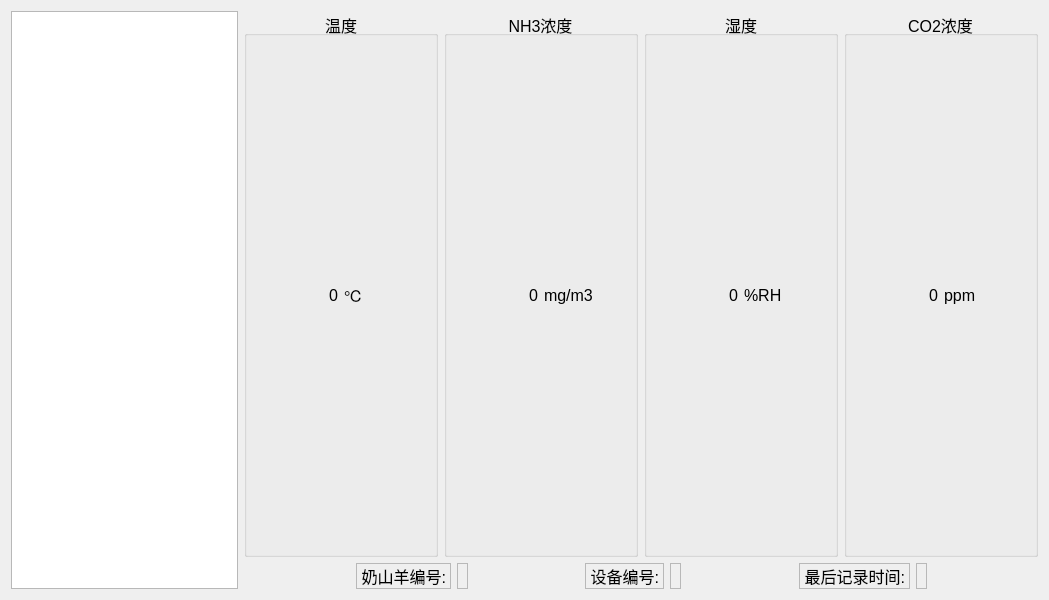
The window that Goat/informationform.ui (po-ppy/NewGoat) describes before a commit, drawn with Qt 5.
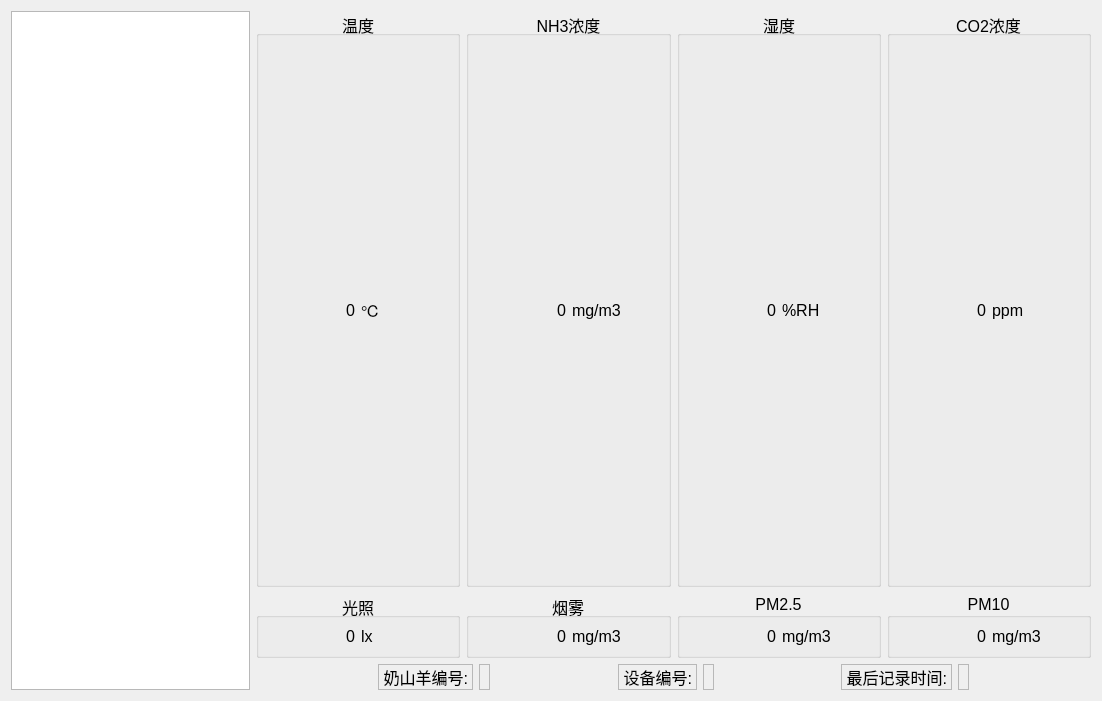
The same window after the commit.

```diff
--- a/Goat/informationform.ui
+++ b/Goat/informationform.ui
@@ -6,8 +6,8 @@
    <rect>
     <x>0</x>
     <y>0</y>
-    <width>1049</width>
-    <height>600</height>
+    <width>1102</width>
+    <height>701</height>
    </rect>
   </property>
   <property name="font">
@@ -18,7 +18,7 @@
   <property name="windowTitle">
    <string>Form</string>
   </property>
-  <layout class="QVBoxLayout" name="verticalLayout_6">
+  <layout class="QVBoxLayout" name="verticalLayout_10">
    <item>
     <layout class="QHBoxLayout" name="horizontalLayout_6" stretch="2,7">
      <item>
@@ -29,7 +29,7 @@
       </widget>
      </item>
      <item>
-      <layout class="QVBoxLayout" name="verticalLayout_5" stretch="1,0,8">
+      <layout class="QVBoxLayout" name="verticalLayout_5" stretch="1,0,0,8">
        <item>
         <layout class="QHBoxLayout" name="horizontalLayout_5">
          <item>
@@ -100,12 +100,21 @@
          </item>
          <item>
           <widget class="QGroupBox" name="groupBox_2">
+           <property name="layoutDirection">
+            <enum>Qt::LeftToRight</enum>
+           </property>
            <property name="title">
             <string>湿度</string>
            </property>
            <property name="alignment">
             <set>Qt::AlignCenter</set>
            </property>
+           <property name="flat">
+            <bool>false</bool>
+           </property>
+           <property name="checkable">
+            <bool>false</bool>
+           </property>
            <layout class="QVBoxLayout" name="verticalLayout_2">
             <item>
              <layout class="QHBoxLayout" name="horizontalLayout_2">
@@ -166,6 +175,142 @@
          </item>
         </layout>
        </item>
+       <item>
+        <layout class="QHBoxLayout" name="horizontalLayout_12">
+         <item>
+          <widget class="QGroupBox" name="groupBox_6">
+           <property name="title">
+            <string>光照</string>
+           </property>
+           <property name="alignment">
+            <set>Qt::AlignCenter</set>
+           </property>
+           <layout class="QVBoxLayout" name="verticalLayout_7">
+            <item>
+             <layout class="QHBoxLayout" name="horizontalLayout_9">
+              <item>
+               <widget class="QLabel" name="wenduLabel_2">
+                <property name="text">
+                 <string>0</string>
+                </property>
+                <property name="alignment">
+                 <set>Qt::AlignRight|Qt::AlignTrailing|Qt::AlignVCenter</set>
+                </property>
+               </widget>
+              </item>
+              <item>
+               <widget class="QLabel" name="label_8">
+                <property name="text">
+                 <string>lx</string>
+                </property>
+               </widget>
+              </item>
+             </layout>
+            </item>
+           </layout>
+          </widget>
+         </item>
+         <item>
+          <widget class="QGroupBox" name="groupBox_8">
+           <property name="title">
+            <string>烟雾</string>
+           </property>
+           <property name="alignment">
+            <set>Qt::AlignCenter</set>
+           </property>
+           <layout class="QVBoxLayout" name="verticalLayout_9">
+            <item>
+             <layout class="QHBoxLayout" name="horizontalLayout_11">
+              <item>
+               <widget class="QLabel" name="anqiLabel_2">
+                <property name="text">
+                 <string>0</string>
+                </property>
+                <property name="alignment">
+                 <set>Qt::AlignRight|Qt::AlignTrailing|Qt::AlignVCenter</set>
+                </property>
+               </widget>
+              </item>
+              <item>
+               <widget class="QLabel" name="label_11">
+                <property name="text">
+                 <string>mg/m3</string>
+                </property>
+               </widget>
+              </item>
+             </layout>
+            </item>
+           </layout>
+          </widget>
+         </item>
+         <item>
+          <widget class="QGroupBox" name="groupBox_7">
+           <property name="title">
+            <string>PM2.5</string>
+           </property>
+           <property name="alignment">
+            <set>Qt::AlignCenter</set>
+           </property>
+           <layout class="QVBoxLayout" name="verticalLayout_8">
+            <item>
+             <layout class="QHBoxLayout" name="horizontalLayout_10">
+              <item>
+               <widget class="QLabel" name="shiduLabel_2">
+                <property name="text">
+                 <string>0</string>
+                </property>
+                <property name="alignment">
+                 <set>Qt::AlignRight|Qt::AlignTrailing|Qt::AlignVCenter</set>
+                </property>
+               </widget>
+              </item>
+              <item>
+               <widget class="QLabel" name="label_10">
+                <property name="text">
+                 <string>mg/m3</string>
+                </property>
+               </widget>
+              </item>
+             </layout>
+            </item>
+           </layout>
+          </widget>
+         </item>
+         <item>
+          <widget class="QGroupBox" name="groupBox_5">
+           <property name="title">
+            <string>PM10</string>
+           </property>
+           <property name="alignment">
+            <set>Qt::AlignCenter</set>
+           </property>
+           <layout class="QVBoxLayout" name="verticalLayout_6">
+            <item>
+             <layout class="QHBoxLayout" name="horizontalLayout_8">
+              <item>
+               <widget class="QLabel" name="eryangLabel_2">
+                <property name="text">
+                 <string>0</string>
+                </property>
+                <property name="alignment">
+                 <set>Qt::AlignRight|Qt::AlignTrailing|Qt::AlignVCenter</set>
+                </property>
+               </widget>
+              </item>
+              <item>
+               <widget class="QLabel" name="label_6">
+                <property name="text">
+                 <string>mg/m3</string>
+                </property>
+               </widget>
+              </item>
+             </layout>
+            </item>
+           </layout>
+          </widget>
+         </item>
+        </layout>
+       </item>
        <item>
         <layout class="QHBoxLayout" name="horizontalLayout_7">
          <item>
```
